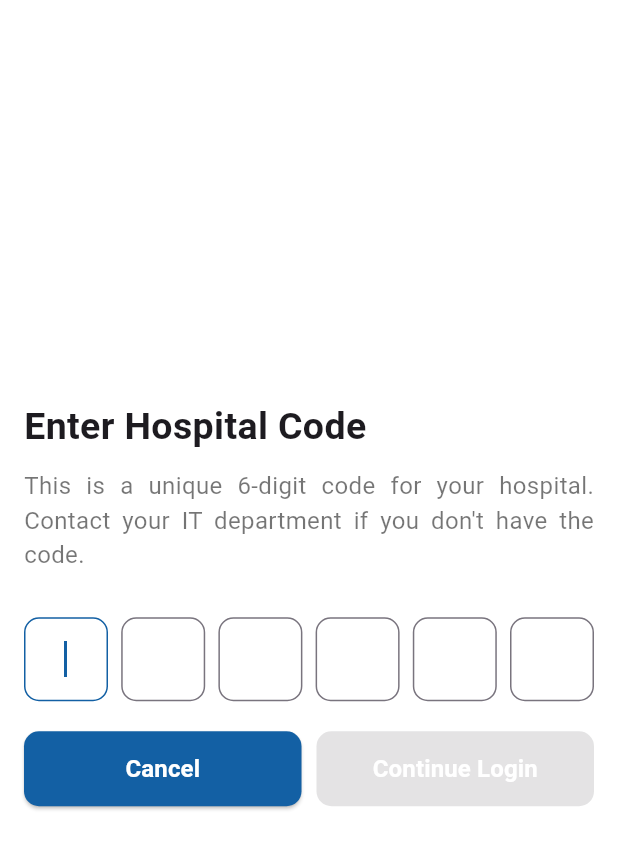
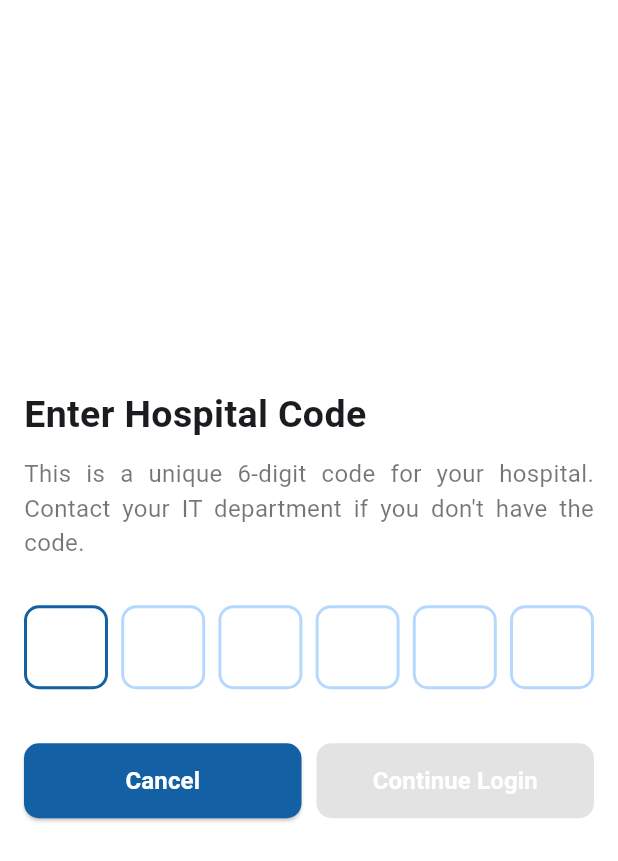
Before and after one commit to priyankarouniyarr/hrms_App, a Flutter app: the HospitalCodeScreen screen opened directly, after a tap on "Cancel", on a phone screen of 412 x 824 dp. Shown: the top 861 px of the screen. Run offline on Flutter 3.47's test engine with Material 3 defaults, Android fonts, the phone set to English and light mode, and no system bars; drawn by our look-alikes of pin_code_fields; our stand-ins replace connectivity_plus, dio, dotted_line, dropdown_button2, firebase_core, firebase_messaging and 12 more; missing offline and left inert: flutter_bs_ad_calendar, googleapis, nepali_date_picker, nepali_utils; accounts and stored records are empty.

Commit message:
uploading code

```diff
--- a/lib/screen/hospitalcode.dart
+++ b/lib/screen/hospitalcode.dart
@@ -4,6 +4,7 @@ import 'package:provider/provider.dart';
 import 'package:hrms_app/constants/colors.dart';
 import 'package:hrms_app/screen/login%20screen.dart';
 import 'package:hrms_app/storage/hosptial_code_storage.dart';
+import 'package:pin_code_fields/pin_code_fields.dart'; // Import pin_code_fields
 import 'package:hrms_app/providers/hosptial_code_provider/hosptial_code_provider.dart';
 
 class HospitalCodeScreen extends StatefulWidget {
@@ -12,10 +13,7 @@ class HospitalCodeScreen extends StatefulWidget {
 }
 
 class _HospitalCodeScreenState extends State<HospitalCodeScreen> {
-  final List<TextEditingController> controllers =
-      List.generate(6, (_) => TextEditingController());
-  final List<FocusNode> focusNodes = List.generate(6, (_) => FocusNode());
-
+  final TextEditingController _pinController = TextEditingController();
   String enteredCode = '';
 
   void _validateAndSubmit() async {
@@ -41,31 +39,20 @@ class _HospitalCodeScreenState extends State<HospitalCodeScreen> {
   void _clearOtpField() {
     setState(() {
       enteredCode = ''; // Reset OTP field
-
-      for (var i = 0; i < controllers.length; i++) {
-        controllers[i].clear();
-      }
+      _pinController.clear();
     });
-
-    FocusScope.of(context).requestFocus(focusNodes[0]);
     _clearErrorMessage(); // Clear any error messages
   }
 
-  //
   void _clearErrorMessage() {
     final provider = Provider.of<HospitalCodeProvider>(context, listen: false);
     provider.clearError();
   }
 
-  // Function to handle text input and move focus automatically
-  void _onChanged(String value, int index) {
-    setState(() {
-      enteredCode = controllers.map((controller) => controller.text).join();
-    });
-
-    if (value.isNotEmpty && index < 5) {
-      FocusScope.of(context).requestFocus(focusNodes[index + 1]);
-    }
+  @override
+  void dispose() {
+    _pinController.dispose();
+    super.dispose();
   }
 
   @override
@@ -97,56 +84,41 @@ class _HospitalCodeScreenState extends State<HospitalCodeScreen> {
               ),
               const SizedBox(height: 30),
 
-              // OTP Input Field
-              Row(
-                mainAxisAlignment: MainAxisAlignment.spaceBetween,
-                children: List.generate(6, (index) {
-                  return SizedBox(
-                    width: 56,
-                    child: TextField(
+              // PIN Input Field using pin_code_fields
+              PinCodeTextField(
+                appContext: context,
+                length: 6,
+                controller: _pinController,
                 keyboardType: TextInputType.number,
                 inputFormatters: [
                   FilteringTextInputFormatter.digitsOnly,
                 ],
-                      controller: controllers[index],
-                      focusNode: focusNodes[index],
+                autoFocus: true,
                 cursorColor: primarySwatch[900],
-                      style: const TextStyle(
+                textStyle: const TextStyle(
                   fontWeight: FontWeight.bold,
                 ),
-                      textAlign: TextAlign.center,
-                      maxLength: 1,
-                      onChanged: (value) => _onChanged(value, index),
-                      onEditingComplete: () {
-                        if (index < 5 && controllers[index].text.isNotEmpty) {
-                          FocusScope.of(context)
-                              .requestFocus(focusNodes[index + 1]);
-                        }
+                pinTheme: PinTheme(
+                  shape: PinCodeFieldShape.box,
+                  borderRadius: BorderRadius.circular(10),
+                  fieldHeight: 56,
+                  fieldWidth: 56,
+                  activeColor: primarySwatch[900],
+                  inactiveColor: lightColor,
+                  selectedColor: primarySwatch[900],
+                  activeFillColor: Colors.white,
+                  inactiveFillColor: Colors.white,
+                  selectedFillColor: Colors.white,
+                ),
+                enableActiveFill: true,
+                onChanged: (value) {
+                  setState(() {
+                    enteredCode = value;
+                  });
                 },
-                      onSubmitted: (value) {
-                        if (value.isEmpty && index > 0) {
-                          FocusScope.of(context)
-                              .requestFocus(focusNodes[index - 1]);
-                        }
+                onCompleted: (value) {
+                  _validateAndSubmit();
                 },
-                      decoration: InputDecoration(
-                        counterText: '', // Hide the length counter
-                        border: OutlineInputBorder(
-                          borderRadius: BorderRadius.circular(10),
-                          borderSide: const BorderSide(
-                            color: lightColor,
-                          ),
-                        ),
-                        focusedBorder: OutlineInputBorder(
-                          borderRadius: BorderRadius.circular(10),
-                          borderSide: BorderSide(
-                            color: primarySwatch,
-                          ),
-                        ),
-                      ),
-                    ),
-                  );
-                }),
               ),
               const SizedBox(height: 20),
               Row(
--- a/lib/screen/profile/profile_screen.dart
+++ b/lib/screen/profile/profile_screen.dart
@@ -51,7 +51,7 @@ class _ProfileScreenState extends State<ProfileScreen> {
         child: Column(
           children: [
             Container(
-              color: primarySwatch,
+              color: primarySwatch[50],
               width: double.infinity,
               padding: const EdgeInsets.symmetric(vertical: 20),
               child: Column(
--- a/pubspec.yaml
+++ b/pubspec.yaml
@@ -58,6 +58,7 @@ dependencies:
 
   connectivity_plus: ^6.1.4
   flutter_dotenv: ^5.2.1
+  pin_code_fields: ^8.0.1
 
 
 
```
Also changed, not shown: pubspec.lock. Lines whose indentation alone changed are shown as unchanged.
